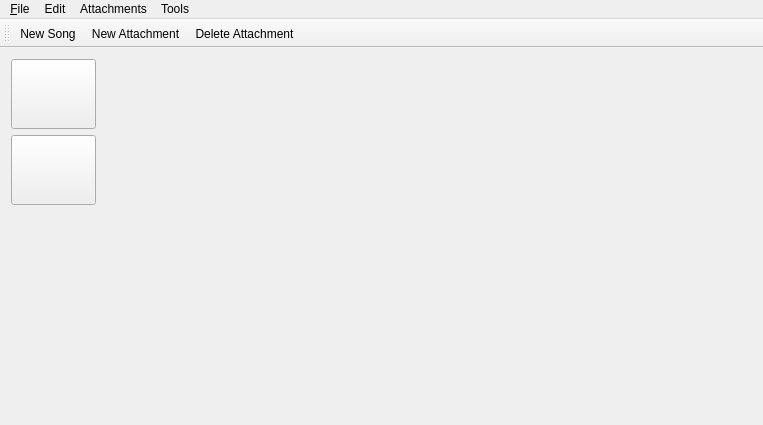
Before: the Qt Designer form src/mainwindow.ui in pasbi/CAN, drawn with Qt 5.
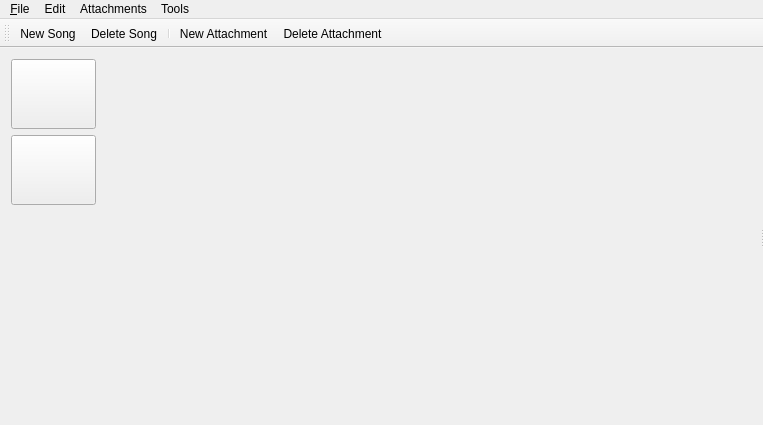
After: the same form once the commit is applied. Icons and pictures are not drawn. Custom widgets are drawn as their Qt base class.

```diff
--- a/src/mainwindow.ui
+++ b/src/mainwindow.ui
@@ -39,7 +39,7 @@
        <enum>Qt::Horizontal</enum>
       </property>
       <property name="handleWidth">
-       <number>1</number>
+       <number>3</number>
       </property>
       <widget class="QWidget" name="widget" native="true">
        <layout class="QVBoxLayout" name="verticalLayout">
@@ -170,6 +170,8 @@
     <bool>false</bool>
    </attribute>
    <addaction name="actionNew_Song"/>
+   <addaction name="actionDelete_Song"/>
+   <addaction name="separator"/>
    <addaction name="actionNew_Attachment"/>
    <addaction name="actionDelete_Attachment"/>
   </widget>
@@ -337,6 +339,18 @@
     <string>Ctrl+Y</string>
    </property>
   </action>
+  <action name="actionDelete_Song">
+   <property name="icon">
+    <iconset resource="ressources.qrc">
+     <normaloff>:/oldIcons/oldIcons/1411698488_document-delete-128.png</normaloff>:/oldIcons/oldIcons/1411698488_document-delete-128.png</iconset>
+   </property>
+   <property name="text">
+    <string>Delete Song</string>
+   </property>
+   <property name="shortcut">
+    <string>Del</string>
+   </property>
+  </action>
  </widget>
  <layoutdefault spacing="6" margin="11"/>
  <customwidgets>
```
